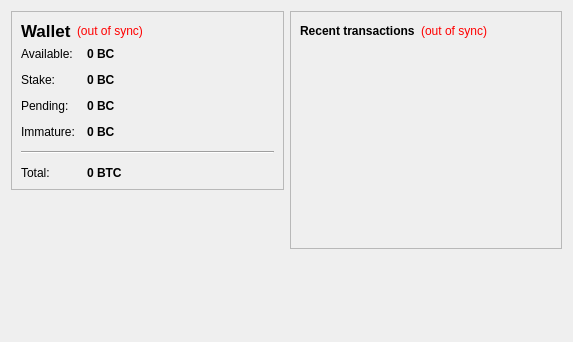
First picture: the form in src/qt/forms/overviewpage.ui, repository neutroncoin/neutron, before the edit.
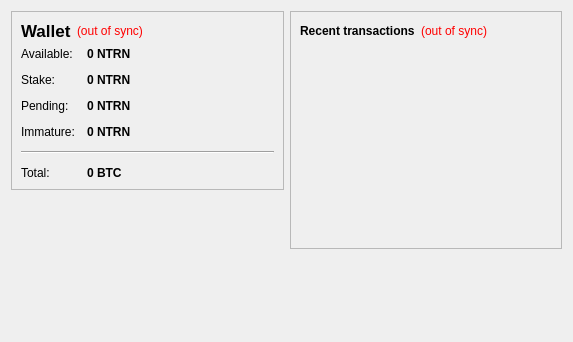
Second picture: the form after the edit. Icons and pictures are not drawn.

Diff of the .ui file:
```diff
--- a/src/qt/forms/overviewpage.ui
+++ b/src/qt/forms/overviewpage.ui
@@ -105,7 +105,7 @@
              <string>Your current spendable balance</string>
             </property>
             <property name="text">
-             <string notr="true">0 BC</string>
+             <string notr="true">0 NTRN</string>
             </property>
             <property name="textInteractionFlags">
              <set>Qt::LinksAccessibleByMouse|Qt::TextSelectableByKeyboard|Qt::TextSelectableByMouse</set>
@@ -134,7 +134,7 @@
              <string>Total of coins that was staked, and do not yet count toward the current balance</string>
             </property>
             <property name="text">
-             <string notr="true">0 BC</string>
+             <string notr="true">0 NTRN</string>
             </property>
             <property name="textInteractionFlags">
              <set>Qt::LinksAccessibleByMouse|Qt::TextSelectableByKeyboard|Qt::TextSelectableByMouse</set>
@@ -163,7 +163,7 @@
              <string>Total of transactions that have yet to be confirmed, and do not yet count toward the current balance</string>
             </property>
             <property name="text">
-             <string notr="true">0 BC</string>
+             <string notr="true">0 NTRN</string>
             </property>
             <property name="textInteractionFlags">
              <set>Qt::LinksAccessibleByMouse|Qt::TextSelectableByKeyboard|Qt::TextSelectableByMouse</set>
@@ -189,7 +189,7 @@
              <string>Mined balance that has not yet matured</string>
             </property>
             <property name="text">
-             <string notr="true">0 BC</string>
+             <string notr="true">0 NTRN</string>
             </property>
             <property name="textInteractionFlags">
              <set>Qt::LinksAccessibleByMouse|Qt::TextSelectableByKeyboard|Qt::TextSelectableByMouse</set>
```
